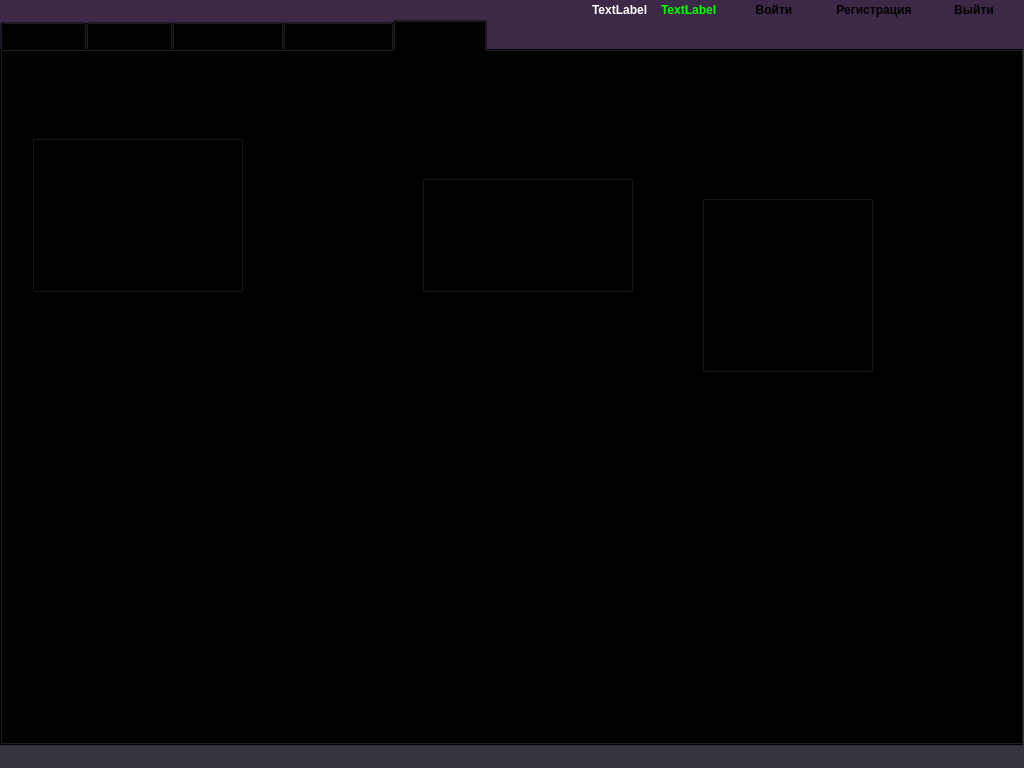
Above: BD/CoursWork/GameStore/mainwindow.ui from andrej22116/PSU_Labs before the change. Below: the same form after it.
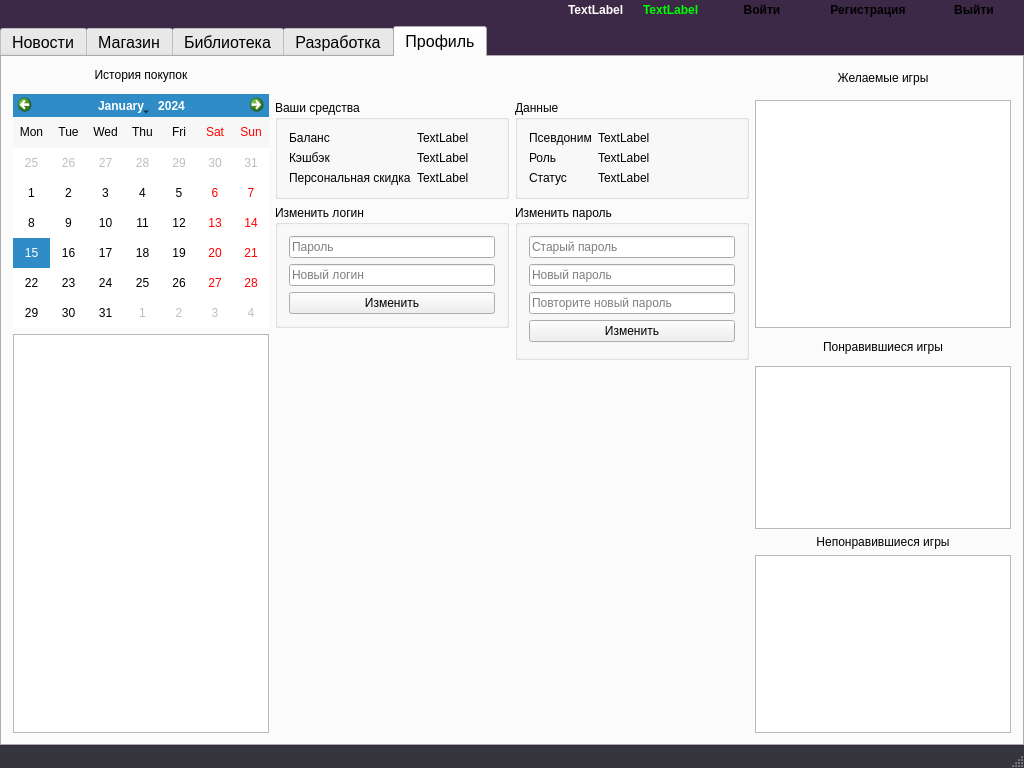
That is the form after the change. The open tabs and pages were chosen to show the change. Icons and pictures are not drawn.

Commit message: Editet main widget: added widgets to other tabs!

The edit to the form file:
```diff
--- a/BD/CoursWork/GameStore/mainwindow.ui
+++ b/BD/CoursWork/GameStore/mainwindow.ui
@@ -20,11 +20,7 @@
    <string>GameStore</string>
   </property>
   <property name="styleSheet">
-   <string notr="true">* {
-	background-color: transparent;
-}
-
-#MainWindow {
+   <string notr="true">#MainWindow, QStatusBar {
 	background-color: rgb(54, 52, 61);
 	color: white;
 }
@@ -32,6 +28,13 @@
 #centralWidget  {
 	background-color: rgb(60, 41, 72);
 }
+
+/*
+* {
+	background-color: transparent;
+}
+
+*/
 /*
 #mainTabWidget, #tabGameStore {
 	background-color: transparent;
@@ -81,10 +84,7 @@
    <enum>QTabWidget::Rounded</enum>
   </property>
   <widget class="QWidget" name="centralWidget">
-   <layout class="QVBoxLayout" name="verticalLayout">
-    <property name="spacing">
-     <number>0</number>
-    </property>
+   <layout class="QGridLayout" name="gridLayout_2">
     <property name="leftMargin">
      <number>0</number>
     </property>
@@ -97,7 +97,7 @@
     <property name="bottomMargin">
      <number>0</number>
     </property>
-    <item>
+    <item row="0" column="0">
      <widget class="QWidget" name="header" native="true">
       <property name="sizePolicy">
        <sizepolicy hsizetype="Preferred" vsizetype="Minimum">
@@ -122,10 +122,7 @@
 	color: lime;
 }</string>
       </property>
-      <layout class="QHBoxLayout" name="horizontalLayout">
-       <property name="spacing">
-        <number>0</number>
-       </property>
+      <layout class="QGridLayout" name="gridLayout_3">
        <property name="leftMargin">
         <number>0</number>
        </property>
@@ -138,7 +135,7 @@
        <property name="bottomMargin">
         <number>0</number>
        </property>
-       <item>
+       <item row="0" column="0">
         <spacer name="horizontalSpacer">
          <property name="orientation">
           <enum>Qt::Horizontal</enum>
@@ -154,35 +151,35 @@
          </property>
         </spacer>
        </item>
-       <item>
+       <item row="0" column="1">
         <widget class="QLabel" name="labelUserNickname">
          <property name="text">
           <string>TextLabel</string>
          </property>
         </widget>
        </item>
-       <item>
+       <item row="0" column="2">
         <widget class="QLabel" name="labelUserMoney">
          <property name="text">
           <string>TextLabel</string>
          </property>
         </widget>
        </item>
-       <item>
+       <item row="0" column="3">
         <widget class="QPushButton" name="buttonLogin">
          <property name="text">
           <string>Войти</string>
          </property>
         </widget>
        </item>
-       <item>
+       <item row="0" column="4">
         <widget class="QPushButton" name="buttonRegistration">
          <property name="text">
           <string>Регистрация</string>
          </property>
         </widget>
        </item>
-       <item>
+       <item row="0" column="5">
         <widget class="QPushButton" name="buttonLogout">
          <property name="text">
           <string>Выйти</string>
@@ -192,7 +189,7 @@
       </layout>
      </widget>
     </item>
-    <item>
+    <item row="1" column="0">
      <widget class="QTabWidget" name="mainTabWidget">
       <property name="font">
        <font>
@@ -206,7 +203,7 @@
        <enum>QTabWidget::Rounded</enum>
       </property>
       <property name="currentIndex">
-       <number>4</number>
+       <number>0</number>
       </property>
       <property name="iconSize">
        <size>
@@ -237,6 +234,28 @@
        <attribute name="title">
         <string>Новости</string>
        </attribute>
+       <layout class="QGridLayout" name="gridLayout_5">
+        <item row="0" column="0">
+         <widget class="QLabel" name="labelGlobalNewsListTitle">
+          <property name="text">
+           <string>Список новостей</string>
+          </property>
+          <property name="alignment">
+           <set>Qt::AlignCenter</set>
+          </property>
+         </widget>
+        </item>
+        <item row="1" column="0">
+         <widget class="QListWidget" name="listGlobalNews">
+          <property name="maximumSize">
+           <size>
+            <width>500</width>
+            <height>16777215</height>
+           </size>
+          </property>
+         </widget>
+        </item>
+       </layout>
       </widget>
       <widget class="QWidget" name="tabGameStore">
        <property name="styleSheet">
@@ -290,6 +309,13 @@
                 </property>
                </widget>
               </item>
+              <item>
+               <widget class="QLabel" name="labelGameName">
+                <property name="text">
+                 <string>TextLabel</string>
+                </property>
+               </widget>
+              </item>
               <item>
                <widget class="QPushButton" name="buttonBuyGame">
                 <property name="text">
@@ -313,6 +339,38 @@
        <attribute name="title">
         <string>Библиотека</string>
        </attribute>
+       <layout class="QGridLayout" name="gridLayout_4">
+        <item row="1" column="0">
+         <widget class="QListWidget" name="listUserGames">
+          <property name="maximumSize">
+           <size>
+            <width>300</width>
+            <height>16777215</height>
+           </size>
+          </property>
+         </widget>
+        </item>
+        <item row="0" column="0">
+         <widget class="QLabel" name="labelUserGamesListTitle">
+          <property name="text">
+           <string>Ваши игры</string>
+          </property>
+          <property name="alignment">
+           <set>Qt::AlignCenter</set>
+          </property>
+         </widget>
+        </item>
+        <item row="0" column="1">
+         <widget class="QLabel" name="labelUserGameInfo">
+          <property name="text">
+           <string>Информация</string>
+          </property>
+          <property name="alignment">
+           <set>Qt::AlignCenter</set>
+          </property>
+         </widget>
+        </item>
+       </layout>
       </widget>
       <widget class="QWidget" name="tabDevelopment">
        <attribute name="icon">
@@ -331,15 +389,25 @@
        <attribute name="title">
         <string>Профиль</string>
        </attribute>
+       <layout class="QGridLayout" name="gridLayout">
+        <item row="3" column="3" rowspan="2">
+         <widget class="QListWidget" name="listUserDesiredGames"/>
+        </item>
+        <item row="9" column="3">
+         <widget class="QListWidget" name="listUserDislikeThisGames"/>
+        </item>
+        <item row="0" column="0">
+         <widget class="QLabel" name="labelPaymentHistoyTitle">
+          <property name="text">
+           <string>История покупок</string>
+          </property>
+          <property name="alignment">
+           <set>Qt::AlignCenter</set>
+          </property>
+         </widget>
+        </item>
+        <item row="3" column="1">
        <widget class="QGroupBox" name="groupBox">
-        <property name="geometry">
-         <rect>
-          <x>30</x>
-          <y>70</y>
-          <width>211</width>
-          <height>171</height>
-         </rect>
-        </property>
         <property name="title">
          <string>Ваши средства</string>
         </property>
@@ -347,21 +415,21 @@
          <item row="0" column="0">
           <widget class="QLabel" name="labelUserProfileMoney">
            <property name="text">
-            <string>TextLabel</string>
+              <string>Баланс</string>
            </property>
           </widget>
          </item>
          <item row="1" column="0">
           <widget class="QLabel" name="labelUserProfileCashBack">
            <property name="text">
-            <string>TextLabel</string>
+              <string>Кэшбэк</string>
            </property>
           </widget>
          </item>
          <item row="2" column="0">
           <widget class="QLabel" name="labelUserProfilePersonalDiscount">
            <property name="text">
-            <string>TextLabel</string>
+              <string>Персональная скидка</string>
            </property>
           </widget>
          </item>
@@ -388,32 +456,217 @@
          </item>
         </layout>
        </widget>
-       <widget class="QGroupBox" name="groupBox_2">
-        <property name="geometry">
-         <rect>
-          <x>420</x>
-          <y>110</y>
-          <width>211</width>
-          <height>131</height>
-         </rect>
-        </property>
-        <property name="title">
-         <string>GroupBox</string>
-        </property>
-       </widget>
+        </item>
+        <item row="4" column="1">
        <widget class="QGroupBox" name="groupBox_3">
-        <property name="geometry">
-         <rect>
-          <x>700</x>
-          <y>130</y>
-          <width>171</width>
-          <height>191</height>
-         </rect>
-        </property>
+          <property name="title">
+           <string>Изменить логин</string>
+          </property>
+          <layout class="QVBoxLayout" name="verticalLayout_4">
+           <item>
+            <widget class="QLineEdit" name="editUserProfileUserPassword">
+             <property name="placeholderText">
+              <string>Пароль</string>
+             </property>
+            </widget>
+           </item>
+           <item>
+            <widget class="QLineEdit" name="editUserProfileNewNickname">
+             <property name="placeholderText">
+              <string>Новый логин</string>
+             </property>
+            </widget>
+           </item>
+           <item>
+            <widget class="QPushButton" name="buttonChangeLogin">
+             <property name="text">
+              <string>Изменить</string>
+             </property>
+            </widget>
+           </item>
+          </layout>
+         </widget>
+        </item>
+        <item row="3" column="2">
+         <widget class="QGroupBox" name="groupBox_4">
         <property name="title">
-         <string>GroupBox</string>
-        </property>
-       </widget>
+           <string>Данные</string>
+          </property>
+          <layout class="QFormLayout" name="formLayout_2">
+           <item row="0" column="0">
+            <widget class="QLabel" name="labelUserProfileNickname">
+             <property name="text">
+              <string>Псевдоним</string>
+             </property>
+            </widget>
+           </item>
+           <item row="1" column="0">
+            <widget class="QLabel" name="labelUserProfileRole">
+             <property name="text">
+              <string>Роль</string>
+             </property>
+            </widget>
+           </item>
+           <item row="2" column="0">
+            <widget class="QLabel" name="labelUserProfileStatus">
+             <property name="text">
+              <string>Статус</string>
+             </property>
+            </widget>
+           </item>
+           <item row="0" column="1">
+            <widget class="QLabel" name="labelUserProfileNicknameValue">
+             <property name="text">
+              <string>TextLabel</string>
+             </property>
+            </widget>
+           </item>
+           <item row="1" column="1">
+            <widget class="QLabel" name="labelUserProfileRoleValue">
+             <property name="text">
+              <string>TextLabel</string>
+             </property>
+            </widget>
+           </item>
+           <item row="2" column="1">
+            <widget class="QLabel" name="labelUserProfileStatusValue">
+             <property name="text">
+              <string>TextLabel</string>
+             </property>
+            </widget>
+           </item>
+          </layout>
+         </widget>
+        </item>
+        <item row="8" column="3">
+         <widget class="QLabel" name="labelDislikeGameHistoryTitle">
+          <property name="text">
+           <string>Непонравившиеся игры</string>
+          </property>
+          <property name="alignment">
+           <set>Qt::AlignCenter</set>
+          </property>
+         </widget>
+        </item>
+        <item row="6" column="1" rowspan="4">
+         <spacer name="verticalSpacer">
+          <property name="orientation">
+           <enum>Qt::Vertical</enum>
+          </property>
+          <property name="sizeHint" stdset="0">
+           <size>
+            <width>20</width>
+            <height>40</height>
+           </size>
+          </property>
+         </spacer>
+        </item>
+        <item row="0" column="3" rowspan="2">
+         <widget class="QLabel" name="labelDesiredGamesTitle">
+          <property name="text">
+           <string>Желаемые игры</string>
+          </property>
+          <property name="alignment">
+           <set>Qt::AlignCenter</set>
+          </property>
+         </widget>
+        </item>
+        <item row="5" column="1">
+         <spacer name="verticalSpacer_2">
+          <property name="orientation">
+           <enum>Qt::Vertical</enum>
+          </property>
+          <property name="sizeHint" stdset="0">
+           <size>
+            <width>20</width>
+            <height>40</height>
+           </size>
+          </property>
+         </spacer>
+        </item>
+        <item row="4" column="2" rowspan="2">
+         <widget class="QGroupBox" name="groupBox_2">
+          <property name="title">
+           <string>Изменить пароль</string>
+          </property>
+          <layout class="QVBoxLayout" name="verticalLayout_2">
+           <item>
+            <widget class="QLineEdit" name="editUserProfileOldPassword">
+             <property name="placeholderText">
+              <string>Старый пароль</string>
+             </property>
+            </widget>
+           </item>
+           <item>
+            <widget class="QLineEdit" name="editUserProfileNewPassword">
+             <property name="placeholderText">
+              <string>Новый пароль</string>
+             </property>
+            </widget>
+           </item>
+           <item>
+            <widget class="QLineEdit" name="editUserProfileNewRepeatPassword">
+             <property name="placeholderText">
+              <string>Повторите новый пароль</string>
+             </property>
+            </widget>
+           </item>
+           <item>
+            <widget class="QPushButton" name="buttonChangePassword">
+             <property name="text">
+              <string>Изменить</string>
+             </property>
+            </widget>
+           </item>
+          </layout>
+         </widget>
+        </item>
+        <item row="5" column="0" rowspan="5">
+         <widget class="QListWidget" name="listUserPurchases"/>
+        </item>
+        <item row="5" column="3">
+         <widget class="QLabel" name="labelLikeGameHistoryTitle">
+          <property name="text">
+           <string>Понравившиеся игры</string>
+          </property>
+          <property name="alignment">
+           <set>Qt::AlignCenter</set>
+          </property>
+         </widget>
+        </item>
+        <item row="6" column="3" rowspan="2">
+         <widget class="QListWidget" name="listUserLikeThisGames"/>
+        </item>
+        <item row="2" column="0" rowspan="3">
+         <widget class="QCalendarWidget" name="calendarUserPurchases">
+          <property name="styleSheet">
+           <string notr="true"/>
+          </property>
+          <property name="minimumDate">
+           <date>
+            <year>2018</year>
+            <month>1</month>
+            <day>1</day>
+           </date>
+          </property>
+          <property name="gridVisible">
+           <bool>false</bool>
+          </property>
+          <property name="horizontalHeaderFormat">
+           <enum>QCalendarWidget::ShortDayNames</enum>
+          </property>
+          <property name="verticalHeaderFormat">
+           <enum>QCalendarWidget::NoVerticalHeader</enum>
+          </property>
+          <property name="navigationBarVisible">
+           <bool>true</bool>
+          </property>
+          <property name="dateEditEnabled">
+           <bool>true</bool>
+          </property>
+         </widget>
+        </item>
+       </layout>
       </widget>
      </widget>
     </item>
```
Lines whose indentation alone changed are shown as unchanged. The commit also changes 1 other file.
